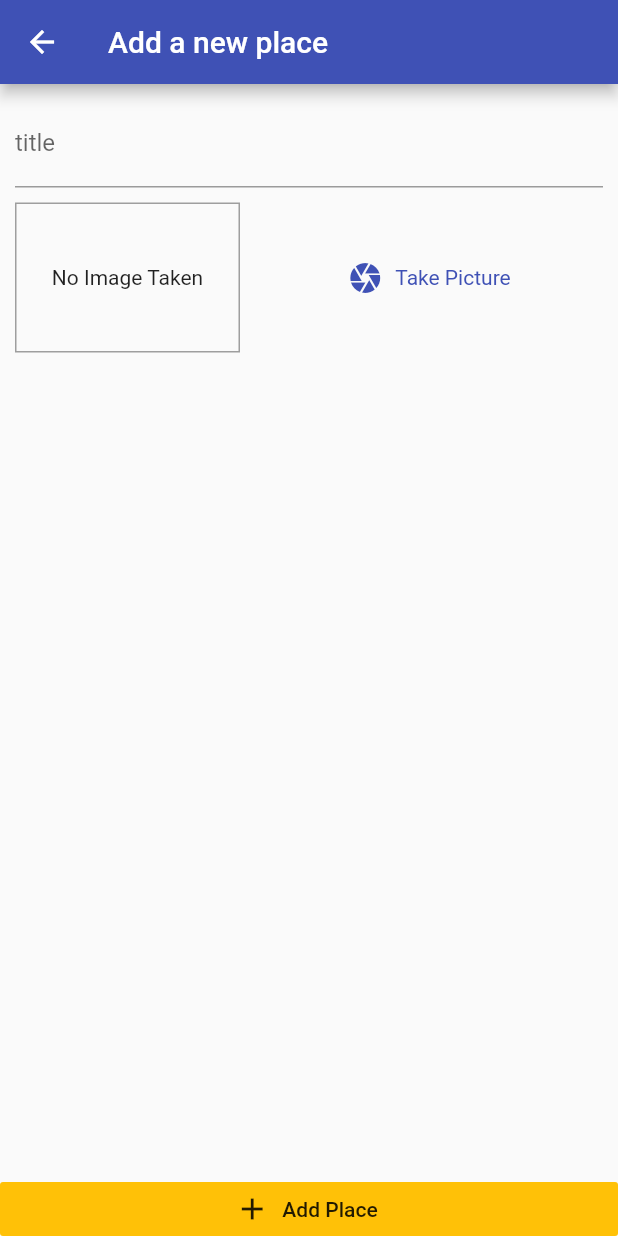
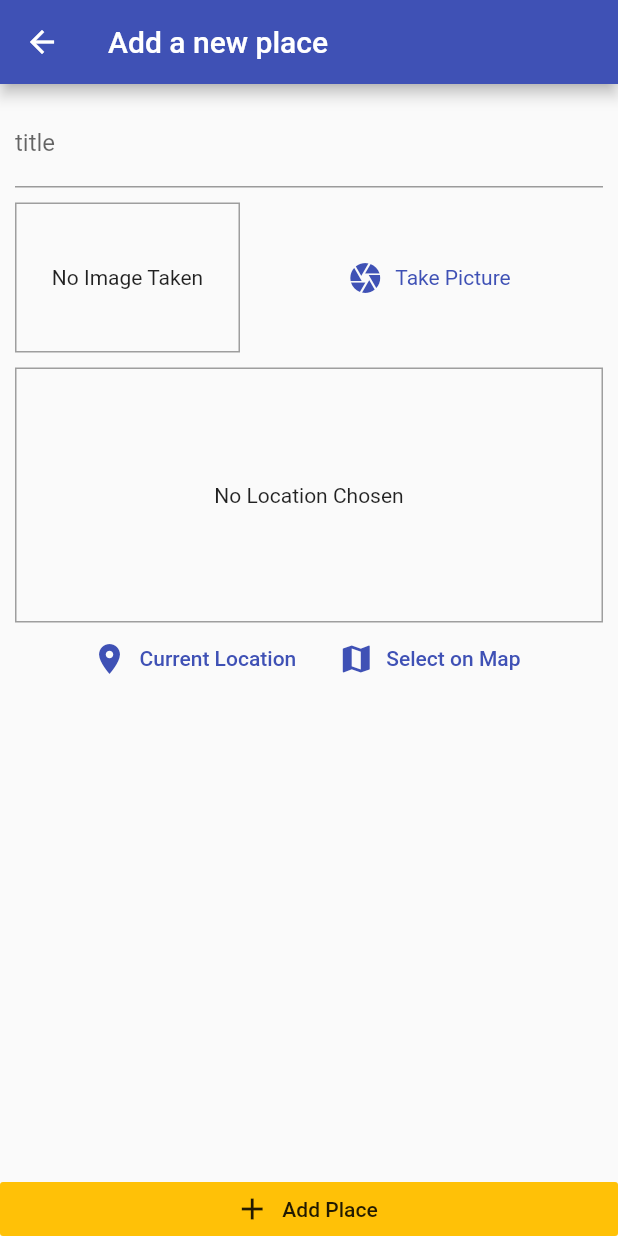
Before and after one commit to AlamKhalid/great-places, a Flutter app: the screen it shows after launch, after a tap on the "add" icon, on a phone screen of 412 x 824 dp. Run offline on Flutter 3.47's test engine with Material 2 defaults, Android fonts, the phone set to English and light mode, and no system bars; our stand-ins replace google_maps_flutter, image_picker, location, sqflite; accounts and stored records are empty.

Commit message:
added map

```diff
--- a/lib/helpers/db_helpers.dart
+++ b/lib/helpers/db_helpers.dart
@@ -8,7 +8,7 @@ class DBHelper {
     return sql.openDatabase(path.join(dbPath, 'places.db'),
         onCreate: (db, version) {
       return db.execute(
-          'CREATE TABLE places(id TEXT PRIMARY KEY, title TEXT, image TEXT)');
+          'CREATE TABLE places(id TEXT PRIMARY KEY, title TEXT, image TEXT, loc_lat REAL, loc_lng REAL, address TEXT)');
     }, version: 1);
   }
 
--- /dev/null
+++ b/lib/helpers/location_helper.dart
@@ -0,0 +1,21 @@
+import 'dart:convert';
+
+import 'package:http/http.dart' as http;
+
+const GOOGLE_API_KEY = 'AIzaSyBg9yn5JtQgKRFbg6FCTy4ewbF24kRuAYI';
+
+class LocationHelper {
+  static String generateLocationPreviewImage({
+    required double latitude,
+    required double longitude,
+  }) {
+    return 'https://maps.googleapis.com/maps/api/staticmap?center=&$latitude,$longitude&zoom=16&size=600x300&maptype=roadmap&markers=color:red%7Clabel:A%7C$latitude,$longitude&key=$GOOGLE_API_KEY';
+  }
+
+  static Future<String> getPlaceAddress(double lat, double lng) async {
+    final url =
+        'https://maps.googleapis.com/maps/api/geocode/json?latlng=$lat,$lng&key=$GOOGLE_API_KEY';
+    final response = await http.get(url);
+    return json.decode(response.body)['results'][0]['formatted_address'];
+  }
+}
--- a/lib/main.dart
+++ b/lib/main.dart
@@ -4,6 +4,7 @@ import 'package:provider/provider.dart';
 import './providers/great_places.dart';
 import './screens/places_list_screen.dart';
 import './screens/add_place_screen.dart';
+import './screens/place_detail_screen.dart';
 
 void main() => runApp(MyApp());
 
@@ -21,6 +22,7 @@ class MyApp extends StatelessWidget {
         home: const PlacesListScreen(),
         routes: {
           AddPlaceScreen.routeName: (ctx) => const AddPlaceScreen(),
+          PlaceDetailScreen.routeName: (ctx) => PlaceDetailScreen(),
         },
       ),
     );
--- a/lib/models/place.dart
+++ b/lib/models/place.dart
@@ -5,7 +5,7 @@ class PlaceLocation {
   final double longitude;
   final String address;
 
-  PlaceLocation({
+  const PlaceLocation({
     required this.latitude,
     required this.longitude,
     required this.address,
@@ -15,7 +15,7 @@ class PlaceLocation {
 class Place {
   final String id;
   final String title;
-  final PlaceLocation? location;
+  final PlaceLocation location;
   final File image;
 
   Place({
--- a/lib/providers/great_places.dart
+++ b/lib/providers/great_places.dart
@@ -4,6 +4,7 @@ import 'package:flutter/material.dart';
 
 import '../models/place.dart';
 import '../helpers/db_helpers.dart';
+import '../helpers/location_helper.dart';
 
 class GreatPlaces with ChangeNotifier {
   List<Place> _items = [];
@@ -12,12 +13,23 @@ class GreatPlaces with ChangeNotifier {
     return [..._items];
   }
 
-  void addPlace(String title, File image) {
+  Place findById(String id) {
+    return _items.firstWhere((place) => place.id == id);
+  }
+
+  Future<void> addPlace(
+      String title, File image, PlaceLocation pickedLocation) async {
+    final address = await LocationHelper.getPlaceAddress(
+        pickedLocation.latitude, pickedLocation.longitude);
     final newPlace = Place(
       id: DateTime.now().toString(),
       image: image,
       title: title,
-      location: null,
+      location: PlaceLocation(
+        address: address,
+        latitude: pickedLocation.latitude,
+        longitude: pickedLocation.longitude,
+      ),
     );
     _items.add(newPlace);
     notifyListeners();
@@ -25,6 +37,9 @@ class GreatPlaces with ChangeNotifier {
       'id': newPlace.id,
       'title': newPlace.title,
       'image': newPlace.image.path,
+      'address': newPlace.location.address,
+      'loc_lat': newPlace.location.latitude,
+      'loc_lng': newPlace.location.longitude,
     });
   }
 
@@ -36,7 +51,11 @@ class GreatPlaces with ChangeNotifier {
             id: item['id'],
             title: item['title'],
             image: File(item['image']),
-            location: null,
+            location: PlaceLocation(
+              latitude: item['loc_lat'],
+              longitude: item['loc_lng'],
+              address: item['address'],
+            ),
           ),
         )
         .toList();
--- a/lib/screens/add_place_screen.dart
+++ b/lib/screens/add_place_screen.dart
@@ -5,6 +5,8 @@ import 'package:provider/provider.dart';
 
 import '../widgets/image_input.dart';
 import '../providers/great_places.dart';
+import '../widgets/location_input.dart';
+import '../models/place.dart';
 
 class AddPlaceScreen extends StatefulWidget {
   static const routeName = '/add-place';
@@ -16,18 +18,25 @@ class AddPlaceScreen extends StatefulWidget {
 
 class _AddPlaceScreenState extends State<AddPlaceScreen> {
   final _titleController = TextEditingController();
-  late File _pickedImage;
+  File? _pickedImage;
+  PlaceLocation? _pickedLocation;
 
   void _selectImage(File pickedImage) {
     _pickedImage = pickedImage;
   }
 
+  void _selectPlace(double lat, double lng) {
+    _pickedLocation = PlaceLocation(latitude: lat, longitude: lng, address: "");
+  }
+
   void _savePlace() {
-    if (_titleController.text.isEmpty || _pickedImage == null) {
+    if (_titleController.text.isEmpty ||
+        _pickedImage == null ||
+        _pickedLocation == null) {
       return;
     }
     Provider.of<GreatPlaces>(context, listen: false)
-        .addPlace(_titleController.text, _pickedImage);
+        .addPlace(_titleController.text, _pickedImage!, _pickedLocation!);
     Navigator.of(context).pop();
   }
 
@@ -35,7 +44,7 @@ class _AddPlaceScreenState extends State<AddPlaceScreen> {
   Widget build(BuildContext context) {
     return Scaffold(
       appBar: AppBar(
-        title: Text('Add a new place'),
+        title: const Text('Add a new place'),
       ),
       body: Column(
         crossAxisAlignment: CrossAxisAlignment.stretch,
@@ -54,6 +63,10 @@ class _AddPlaceScreenState extends State<AddPlaceScreen> {
                       height: 10,
                     ),
                     ImageInput(_selectImage),
+                    const SizedBox(
+                      height: 10,
+                    ),
+                    LocationInput(_selectPlace)
                   ],
                 ),
               ),
--- a/lib/screens/places_list_screen.dart
+++ b/lib/screens/places_list_screen.dart
@@ -3,6 +3,7 @@ import 'package:provider/provider.dart';
 
 import './add_place_screen.dart';
 import '../providers/great_places.dart';
+import './place_detail_screen.dart';
 
 class PlacesListScreen extends StatelessWidget {
   const PlacesListScreen({Key? key}) : super(key: key);
@@ -45,8 +46,12 @@ class PlacesListScreen extends StatelessWidget {
                             ),
                           ),
                           title: Text(greatPlaces.items[i].title),
+                          subtitle: Text(greatPlaces.items[i].location.address),
                           onTap: () {
-                            // Go to detail page ...
+                            Navigator.of(context).pushNamed(
+                              PlaceDetailScreen.routeName,
+                              arguments: greatPlaces.items[i].id,
+                            );
                           },
                         ),
                       ),
--- /dev/null
+++ b/lib/widgets/location_input.dart
@@ -0,0 +1,103 @@
+import 'package:flutter/material.dart';
+import 'package:location/location.dart';
+import 'package:google_maps_flutter/google_maps_flutter.dart';
+
+import '../helpers/db_helpers.dart';
+import '../helpers/location_helper.dart';
+import '../screens/map_screen.dart';
+
+class LocationInput extends StatefulWidget {
+  final Function onSelectPlace;
+
+  LocationInput(this.onSelectPlace);
+
+  @override
+  _LocationInputState createState() => _LocationInputState();
+}
+
+class _LocationInputState extends State<LocationInput> {
+  String? _previewImageUrl;
+
+  void _showPreview(double lat, double lng) {
+    final staticMapImageUrl = LocationHelper.generateLocationPreviewImage(
+      latitude: lat,
+      longitude: lng,
+    );
+    setState(() {
+      _previewImageUrl = staticMapImageUrl;
+    });
+  }
+
+  Future<void> _getCurrentUserLocation() async {
+    try {
+      final locData = await Location().getLocation();
+      _showPreview(locData.latitude, locData.longitude);
+      widget.onSelectPlace(locData.latitude, locData.longitude);
+    } catch (error) {
+      return;
+    }
+  }
+
+  Future<void> _selectOnMap() async {
+    final selectedLocation = await Navigator.of(context).push<LatLng>(
+      MaterialPageRoute(
+        fullscreenDialog: true,
+        builder: (ctx) => MapScreen(
+          isSelecting: true,
+        ),
+      ),
+    );
+    if (selectedLocation == null) {
+      return;
+    }
+    _showPreview(selectedLocation.latitude, selectedLocation.longitude);
+    widget.onSelectPlace(selectedLocation.latitude, selectedLocation.longitude);
+  }
+
+  @override
+  Widget build(BuildContext context) {
+    return Column(
+      children: <Widget>[
+        Container(
+          height: 170,
+          width: double.infinity,
+          alignment: Alignment.center,
+          decoration: BoxDecoration(
+            border: Border.all(width: 1, color: Colors.grey),
+          ),
+          child: _previewImageUrl == null
+              ? const Text(
+                  'No Location Chosen',
+                  textAlign: TextAlign.center,
+                )
+              : Image.network(
+                  _previewImageUrl!,
+                  fit: BoxFit.cover,
+                  width: double.infinity,
+                ),
+        ),
+        Row(
+          mainAxisAlignment: MainAxisAlignment.center,
+          children: <Widget>[
+            FlatButton.icon(
+              icon: const Icon(
+                Icons.location_on,
+              ),
+              label: const Text('Current Location'),
+              textColor: Theme.of(context).primaryColor,
+              onPressed: () {},
+            ),
+            FlatButton.icon(
+              icon: const Icon(
+                Icons.map,
+              ),
+              label: const Text('Select on Map'),
+              textColor: Theme.of(context).primaryColor,
+              onPressed: _selectOnMap,
+            ),
+          ],
+        ),
+      ],
+    );
+  }
+}
--- a/pubspec.yaml
+++ b/pubspec.yaml
@@ -34,6 +34,9 @@ dependencies:
   path_provider: ^1.1.0
   path: ^1.6.2
   sqflite: ^1.1.5
+  location: ^2.3.5
+  google_maps_flutter: ^0.5.17
+  http: ^0.12.0+2
 
   # The following adds the Cupertino Icons font to your application.
   # Use with the CupertinoIcons class for iOS style icons.
```
Also changed, not shown: lib/screens/map_screen.dart (added, +70 -0 lines), lib/screens/place_detail_screen.dart (+63 -0 lines), pubspec.lock, 3 other files.
